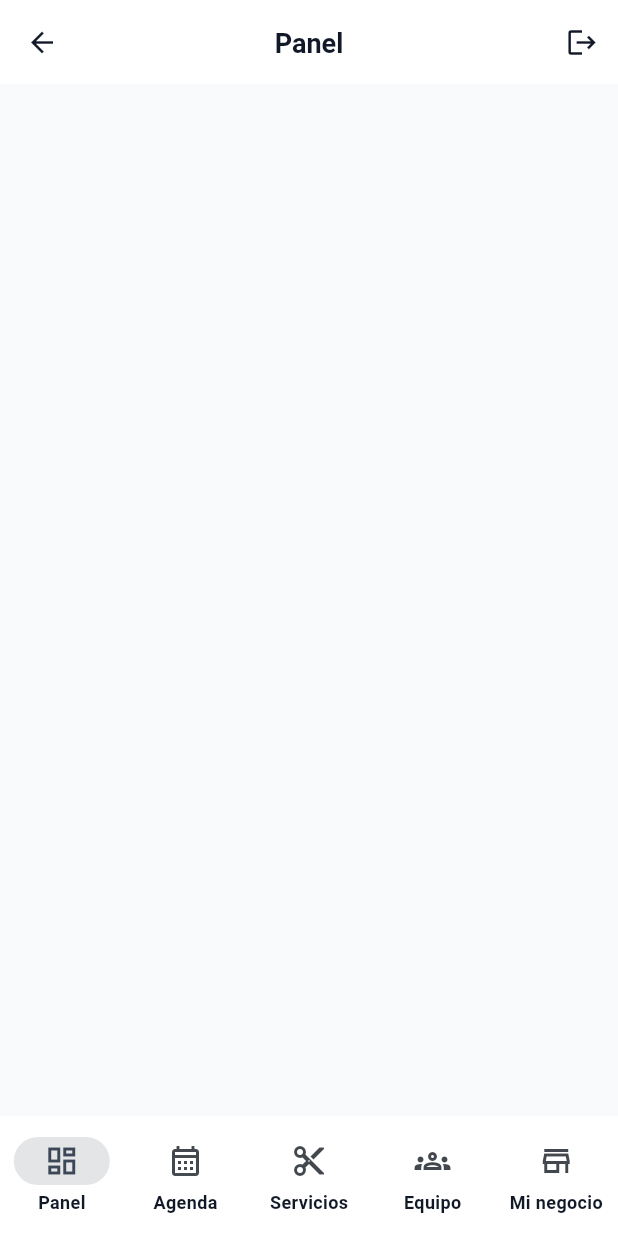
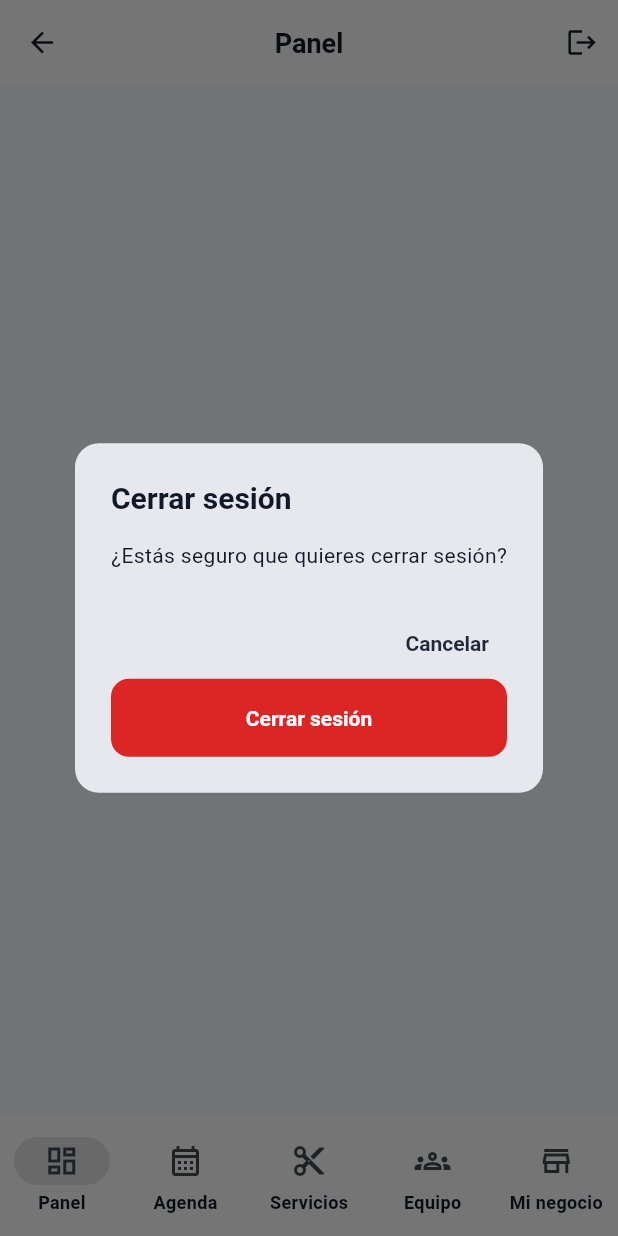
Before and after one commit to Gmerino-gif/booking-barberias, a Flutter app: the BusinessShell screen opened directly with empty values, after a tap on the "logout" icon, on a phone screen of 412 x 824 dp. Run offline on Flutter 3.47's test engine with Material 3 defaults, Android fonts, the phone set to English and light mode, and no system bars; our stand-ins replace flutter_map, flutter_secure_storage, geolocator, go_router, latlong2; accounts and stored records are empty; statements that could not run were skipped.

Commit message:
Confirmación de cierre de sesión implementado

```diff
--- /dev/null
+++ b/lib/features/auth/presentation/logout_action.dart
@@ -0,0 +1,69 @@
+import 'package:flutter/material.dart';
+import 'package:go_router/go_router.dart';
+import 'package:provider/provider.dart';
+
+import '../../../core/theme/app_theme.dart';
+import '../providers/auth_provider.dart';
+
+/// Evita que un doble toque en el botón de salir abra dos diálogos o cierre la
+/// sesión dos veces (el segundo `logout()` llegaría con el contexto ya
+/// desmontado).
+bool _logoutFlowInProgress = false;
+
+/// Pregunta al usuario si realmente quiere cerrar sesión.
+///
+/// Devuelve `true` solo si confirma la acción (al tocar fuera del diálogo o
+/// con "Cancelar" devuelve `false`).
+Future<bool> showLogoutConfirmation(BuildContext context) async {
+  final theme = Theme.of(context);
+  final confirmed = await showDialog<bool>(
+    context: context,
+    builder: (dialogContext) => AlertDialog(
+      shape: RoundedRectangleBorder(
+        borderRadius: BorderRadius.circular(AppRadius.lg),
+      ),
+      title: const Text('Cerrar sesión'),
+      content: const Text('¿Estás seguro que quieres cerrar sesión?'),
+      actions: [
+        TextButton(
+          onPressed: () => Navigator.pop(dialogContext, false),
+          child: const Text('Cancelar'),
+        ),
+        FilledButton(
+          onPressed: () => Navigator.pop(dialogContext, true),
+          style: FilledButton.styleFrom(
+            backgroundColor: theme.colorScheme.error,
+            foregroundColor: theme.colorScheme.onError,
+          ),
+          child: const Text('Cerrar sesión'),
+        ),
+      ],
+    ),
+  );
+
+  return confirmed ?? false;
+}
+
+/// Flujo completo de cierre de sesión: confirma con el usuario y, solo si
+/// acepta, limpia la sesión y navega al login.
+///
+/// Es el único punto de salida del flujo: cualquier botón de "Cerrar sesión"
+/// debe llamar aquí para que la confirmación nunca se pueda omitir.
+Future<void> confirmAndLogout(BuildContext context) async {
+  if (_logoutFlowInProgress) return;
+  _logoutFlowInProgress = true;
+
+  // Se capturan antes del `await` para no usar el `context` después del
+  // diálogo (la pantalla puede haberse desmontado).
+  final auth = context.read<AuthProvider>();
+  final router = GoRouter.of(context);
+
+  try {
+    if (!await showLogoutConfirmation(context)) return;
+
+    await auth.logout();
+    router.go('/login');
+  } finally {
+    _logoutFlowInProgress = false;
+  }
+}
--- a/lib/features/business/shell/business_shell.dart
+++ b/lib/features/business/shell/business_shell.dart
@@ -1,8 +1,7 @@
 import 'package:flutter/material.dart';
 import 'package:go_router/go_router.dart';
-import 'package:provider/provider.dart';
 
-import '../../auth/providers/auth_provider.dart';
+import '../../auth/presentation/logout_action.dart';
 
 class BusinessShell extends StatelessWidget {
   final Widget child;
@@ -51,9 +50,5 @@ class BusinessShell extends StatelessWidget {
     );
   }
 
-  Future<void> _logout(BuildContext context) async {
-    await context.read<AuthProvider>().logout();
-    if (!context.mounted) return;
-    context.go('/login');
-  }
+  Future<void> _logout(BuildContext context) => confirmAndLogout(context);
 }
```
Also changed, not shown: lib/features/client/presentation/profile_screen.dart (+2 -31 lines), lib/features/client/shell/client_shell.dart (+2 -7 lines).
